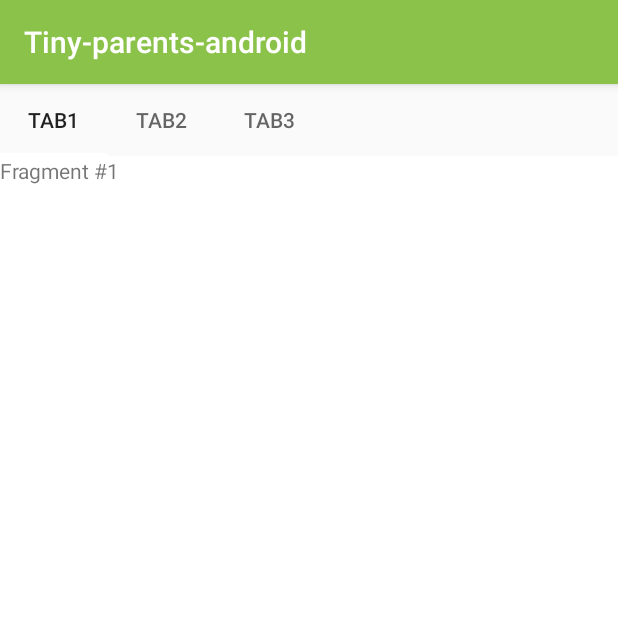
After one commit to jwuBert/tiny-parents-android, an Android app: the fragment HomeFragment shown on its own in the app's theme, on a phone screen of 412 x 824 dp, the top half of it. The commit adds this screen. Run offline under Robolectric (Android 15) with nearby library versions, the phone set to English and light mode, and no system bars.

Commit message:
feat (tabs): setup tab layout
use the design support library to implement tabs
https://guides.codepath.com/android/Google-Play-Style-Tabs-using-TabLayout

```diff
--- a/app/build.gradle
+++ b/app/build.gradle
@@ -26,6 +26,7 @@ repositories {
 dependencies {
   compile fileTree(dir: 'libs', include: ['*.jar'])
   compile 'com.android.support:appcompat-v7:22.2.0'
+  compile 'com.android.support:design:22.2.0'
   compile 'it.neokree:MaterialNavigationDrawer:1.3.3'
   compile 'com.rengwuxian.materialedittext:library:2.1.4'
   compile 'com.github.dmytrodanylyk.circular-progress-button:library:1.1.3'
--- a/app/src/main/java/com/cloudiya/app/tiny_parents_android/activity/HomeActivity.java
+++ b/app/src/main/java/com/cloudiya/app/tiny_parents_android/activity/HomeActivity.java
@@ -2,6 +2,8 @@
  * Copyright (c) 2011-2015 Wuhan Cloudiya Tech. Co. Ltd
  * This file is part of Little's Childhood （微童年） Software & APP
  * Created by mm on 7/13/15.
+ *
+ * Purpose: Home screen
  */
 
 /**
@@ -14,7 +16,7 @@ import android.content.Intent;
 import android.os.Bundle;
 import android.support.v4.app.Fragment;
 import com.cloudiya.app.tiny_parents_android.R;
-import com.cloudiya.app.tiny_parents_android.fragment.SettingFragment;
+import com.cloudiya.app.tiny_parents_android.fragment.HomeFragment;
 import it.neokree.materialnavigationdrawer.MaterialNavigationDrawer;
 import it.neokree.materialnavigationdrawer.elements.MaterialAccount;
 import it.neokree.materialnavigationdrawer.elements.listeners.MaterialAccountListener;
@@ -36,9 +38,8 @@ public class HomeActivity extends MaterialNavigationDrawer<Fragment>
     this.setAccountListener(this);
 
     // create sections
-    this.addSection(newSection("Setting", new SettingFragment()));
+    this.addSection(newSection("Home", new HomeFragment()));
     this.addSection(newSection("Login", new Intent(this, LoginActivity.class)));
-
   }
 
   @Override public void onAccountOpening(MaterialAccount account) {
--- /dev/null
+++ b/app/src/main/java/com/cloudiya/app/tiny_parents_android/adapter/HomeFragmentPagerAdapter.java
@@ -0,0 +1,42 @@
+/**
+ * Copyright (c) 2011-2015 Wuhan Cloudiya Tech. Co. Ltd
+ * This file is part of Little's Childhood （微童年） Software & APP
+ * Created by mm on 7/15/15.
+ *
+ * Purpose:
+ */
+
+package com.cloudiya.app.tiny_parents_android.adapter;
+
+import android.content.Context;
+import android.support.v4.app.Fragment;
+import android.support.v4.app.FragmentManager;
+import android.support.v4.app.FragmentPagerAdapter;
+import com.cloudiya.app.tiny_parents_android.fragment.PageFragment;
+
+public class HomeFragmentPagerAdapter extends FragmentPagerAdapter {
+  final int PAGE_COUNT = 3;
+  private String tabTitles[] = new String[] { "Tab1", "Tab2", "Tab3" };
+  private Context context;
+
+  public HomeFragmentPagerAdapter(FragmentManager fm, Context context) {
+    super(fm);
+    this.context = context;
+  }
+
+  @Override
+  public int getCount() {
+    return PAGE_COUNT;
+  }
+
+  @Override
+  public Fragment getItem(int position) {
+    return PageFragment.newInstance(position + 1);
+  }
+
+  @Override
+  public CharSequence getPageTitle(int position) {
+    // Generate title based on item position
+    return tabTitles[position];
+  }
+}
--- /dev/null
+++ b/app/src/main/java/com/cloudiya/app/tiny_parents_android/fragment/HomeFragment.java
@@ -0,0 +1,38 @@
+/**
+ * Copyright (c) 2011-2015 Wuhan Cloudiya Tech. Co. Ltd
+ * This file is part of Little's Childhood （微童年） Software & APP
+ * Created by mm on 7/14/15.
+ *
+ * Purpose: Home
+ */
+
+package com.cloudiya.app.tiny_parents_android.fragment;
+
+import android.os.Bundle;
+import android.support.annotation.Nullable;
+import android.support.design.widget.TabLayout;
+import android.support.v4.app.Fragment;
+import android.support.v4.view.ViewPager;
+import android.view.LayoutInflater;
+import android.view.View;
+import android.view.ViewGroup;
+import com.cloudiya.app.tiny_parents_android.R;
+import com.cloudiya.app.tiny_parents_android.adapter.HomeFragmentPagerAdapter;
+
+public class HomeFragment extends Fragment {
+
+  @Nullable
+  @Override
+  public View onCreateView(LayoutInflater inflater, ViewGroup container,
+      Bundle savedInstanceState) {
+    View view = inflater.inflate(R.layout.fragment_home, container, false);
+
+    ViewPager viewPager = (ViewPager) view.findViewById(R.id.viewpager);
+    viewPager.setAdapter(new HomeFragmentPagerAdapter(getFragmentManager(), getActivity()));
+
+    TabLayout tabLayout = (TabLayout) view.findViewById(R.id.sliding_tabs);
+    tabLayout.setupWithViewPager(viewPager);
+
+    return view;
+  }
+}
--- /dev/null
+++ b/app/src/main/java/com/cloudiya/app/tiny_parents_android/fragment/PageFragment.java
@@ -0,0 +1,47 @@
+/**
+ * Copyright (c) 2011-2015 Wuhan Cloudiya Tech. Co. Ltd
+ * This file is part of Little's Childhood （微童年） Software & APP
+ * Created by mm on 7/15/15.
+ *
+ * Purpose:
+ */
+
+package com.cloudiya.app.tiny_parents_android.fragment;
+
+import android.os.Bundle;
+import android.support.v4.app.Fragment;
+import android.view.LayoutInflater;
+import android.view.View;
+import android.view.ViewGroup;
+import android.widget.TextView;
+import com.cloudiya.app.tiny_parents_android.R;
+
+// In this case, the fragment displays simple text based on the page
+public class PageFragment extends Fragment {
+  public static final String ARG_PAGE = "ARG_PAGE";
+
+  private int mPage;
+
+  public static PageFragment newInstance(int page) {
+    Bundle args = new Bundle();
+    args.putInt(ARG_PAGE, page);
+    PageFragment fragment = new PageFragment();
+    fragment.setArguments(args);
+    return fragment;
+  }
+
+  @Override
+  public void onCreate(Bundle savedInstanceState) {
+    super.onCreate(savedInstanceState);
+    mPage = getArguments().getInt(ARG_PAGE);
+  }
+
+  @Override
+  public View onCreateView(LayoutInflater inflater, ViewGroup container,
+      Bundle savedInstanceState) {
+    View view = inflater.inflate(R.layout.fragment_page, container, false);
+    TextView textView = (TextView) view;
+    textView.setText("Fragment #" + mPage);
+    return view;
+  }
+}
--- a/app/src/main/java/com/cloudiya/app/tiny_parents_android/fragment/SettingFragment.java
+++ b/app/src/main/java/com/cloudiya/app/tiny_parents_android/fragment/SettingFragment.java
@@ -21,7 +21,9 @@ import android.widget.TextView;
 
 public class SettingFragment extends Fragment {
 
-  @Nullable @Override public View onCreateView(LayoutInflater inflater, ViewGroup container,
+  @Nullable
+  @Override
+  public View onCreateView(LayoutInflater inflater, ViewGroup container,
       Bundle savedInstanceState) {
     TextView text = new TextView(this.getActivity());
     text.setText(this.getClass().getSimpleName());
--- /dev/null
+++ b/app/src/main/res/layout/fragment_home.xml
@@ -0,0 +1,23 @@
+<?xml version="1.0" encoding="utf-8"?>
+<LinearLayout xmlns:android="http://schemas.android.com/apk/res/android"
+    xmlns:app="http://schemas.android.com/apk/res-auto"
+    android:orientation="vertical"
+    android:layout_width="match_parent"
+    android:layout_height="match_parent"
+    >
+
+  <android.support.design.widget.TabLayout
+      android:id="@+id/sliding_tabs"
+      android:layout_width="match_parent"
+      android:layout_height="wrap_content"
+      app:tabMode="scrollable"
+      />
+
+  <android.support.v4.view.ViewPager
+      android:id="@+id/viewpager"
+      android:layout_width="match_parent"
+      android:layout_height="0px"
+      android:layout_weight="1"
+      android:background="@android:color/white"
+      />
+</LinearLayout>
--- /dev/null
+++ b/app/src/main/res/layout/fragment_page.xml
@@ -0,0 +1,6 @@
+<?xml version="1.0" encoding="utf-8"?>
+<TextView xmlns:android="http://schemas.android.com/apk/res/android"
+    android:layout_width="match_parent"
+    android:layout_height="match_parent">
+
+</TextView>
```
Also changed, not shown: 2 other files.
